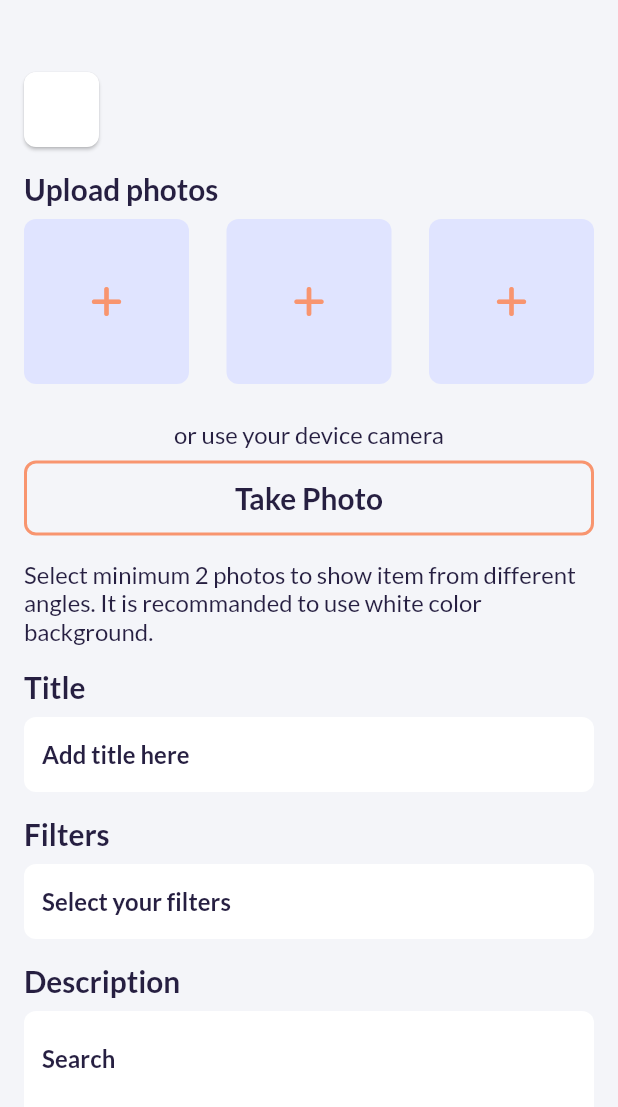
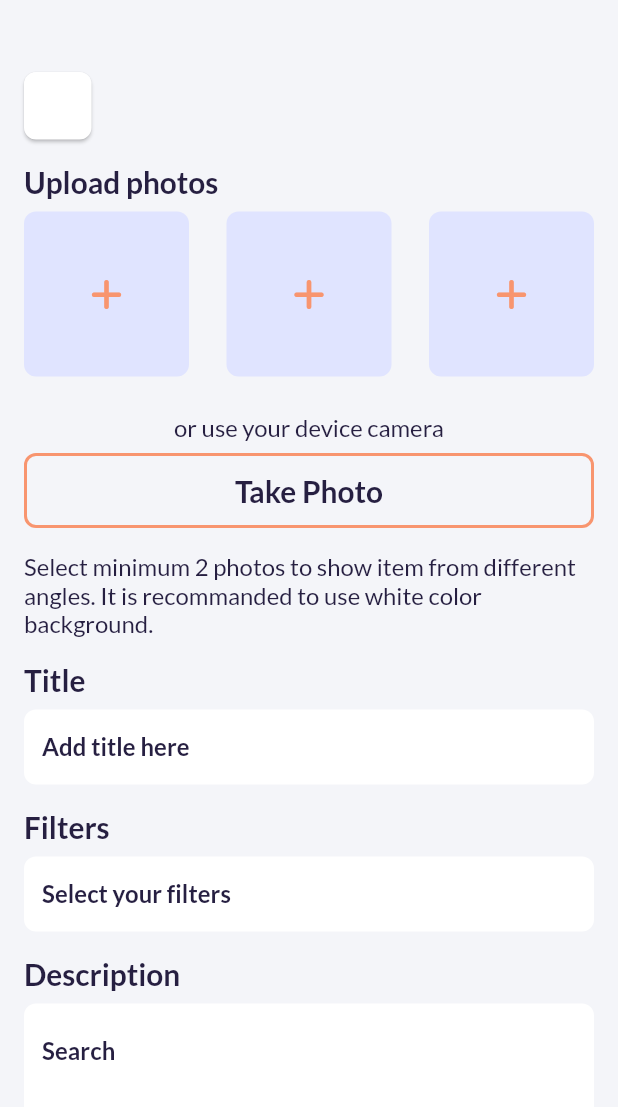
Before and after one commit to phatndt/toy_exchange_application_toydee, a Flutter app: the SwapScreenOne screen opened by its route, on a phone screen of 412 x 824 dp. Shown: the top 1107 px of the screen. Run offline on Flutter 3.47's test engine with Material 2 defaults, Android fonts, the light colour scheme and no system bars; our stand-ins replace card_swiper, device_preview, flutter_rating_bar, flutter_riverpod, flutter_screenutil, font_awesome_flutter and 4 more; accounts and stored records are empty; network calls fail; statements that could not run were skipped.

Commit message:
fix merge

```diff
--- a/lib/core/widgets/custom_icon_button.dart
+++ b/lib/core/widgets/custom_icon_button.dart
@@ -6,7 +6,7 @@ import '../../../core/styles/styles.dart';
 class CustomIconButton extends StatelessWidget {
   const CustomIconButton({
     Key? key,
-    this.width = 50,
+    this.width = 45,
     required this.text,
     required this.onPressed,
     this.color,
@@ -22,14 +22,16 @@ class CustomIconButton extends StatelessWidget {
   @override
   Widget build(BuildContext context) {
     return SizedBox(
-      height: 50,
+      height: 45,
       width: width,
+      child: Center(
         child: ElevatedButton(
           onPressed: onPressed,
           style: ButtonStyle(
             shape: MaterialStateProperty.all<RoundedRectangleBorder>(
               RoundedRectangleBorder(
-              borderRadius: BorderRadius.circular(S.dimens.defaultBorderRadius),
+                borderRadius:
+                    BorderRadius.circular(S.dimens.defaultBorderRadius),
               ),
             ),
             elevation: MaterialStateProperty.all<double>(1),
@@ -42,6 +44,7 @@ class CustomIconButton extends StatelessWidget {
             color: color,
           ),
         ),
+      ),
     );
   }
 }
--- a/lib/main.dart
+++ b/lib/main.dart
@@ -46,7 +46,7 @@ class Toydee extends StatelessWidget {
         ),
         navigatorKey: NavigationService.navigationKey,
         debugShowCheckedModeBanner: false,
-        initialRoute: RoutePaths.swapScreenUpload,
+        initialRoute: RoutePaths.onboardingpage,
         onGenerateRoute: AppRouter.generateRoute,
         // initialRoute: initScreen == 0 || initScreen == null
         //     ? RoutePaths.onboardingpage
--- a/lib/modules/home/screens/home_filter_screen.dart
+++ b/lib/modules/home/screens/home_filter_screen.dart
@@ -43,7 +43,7 @@ class HomeFilterScreen extends StatelessWidget {
                       padding: EdgeInsets.symmetric(
                           horizontal: S.dimens.defaultPadding_8),
                       child: CustomIconButton(
-                          backgroundcolor: S.colors.primary,
+                          backgroundColor: S.colors.primary,
                           color: Colors.black,
                           width: 50.0,
                           text: Icons.arrow_back,
--- a/lib/modules/swap/screens/swap_welcome_screen.dart
+++ b/lib/modules/swap/screens/swap_welcome_screen.dart
@@ -34,6 +34,7 @@ class SwapWelcomeScreen extends StatelessWidget {
                     CustomIconButton(
                       text: FontAwesomeIcons.angleLeft,
                       backgroundColor: S.colors.background_2,
+                      color: S.colors.primary,
                       onPressed: () {
                         NavigationService.goBack();
                       },
```
Also changed, not shown: lib/modules/profile/screens/profile_screen.dart (+4 -4 lines). Lines whose indentation alone changed are shown as unchanged.
